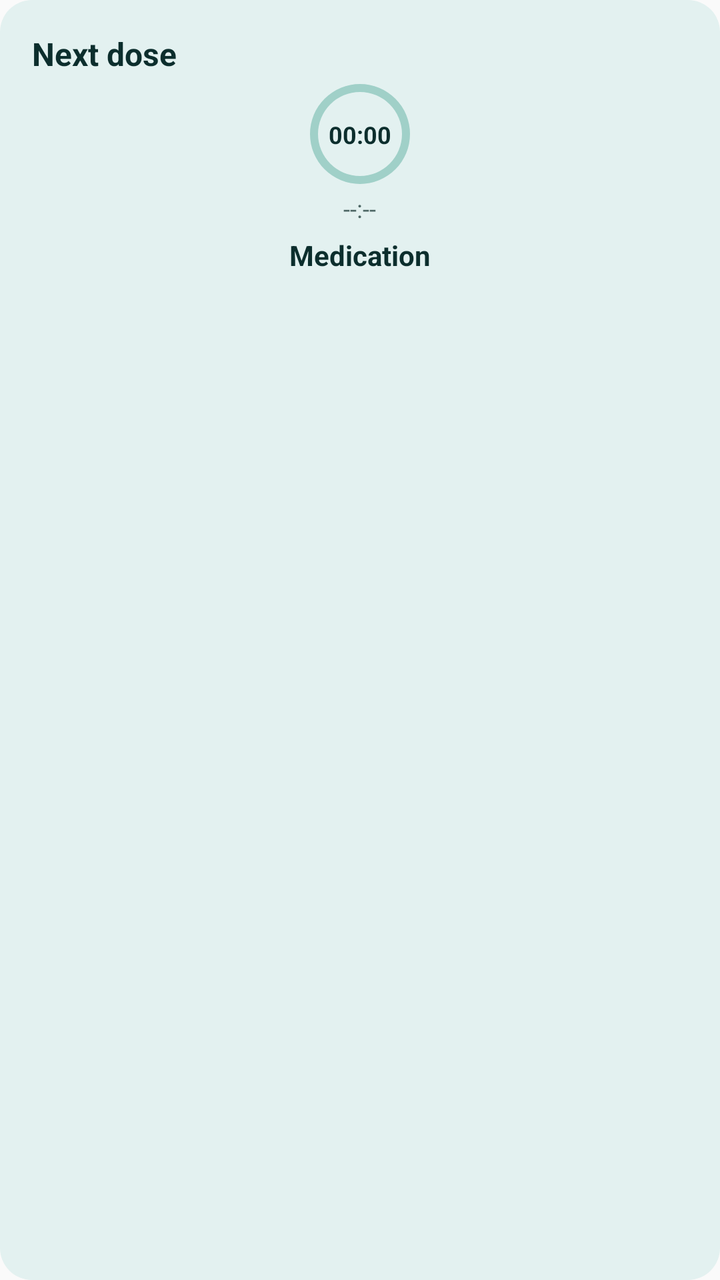
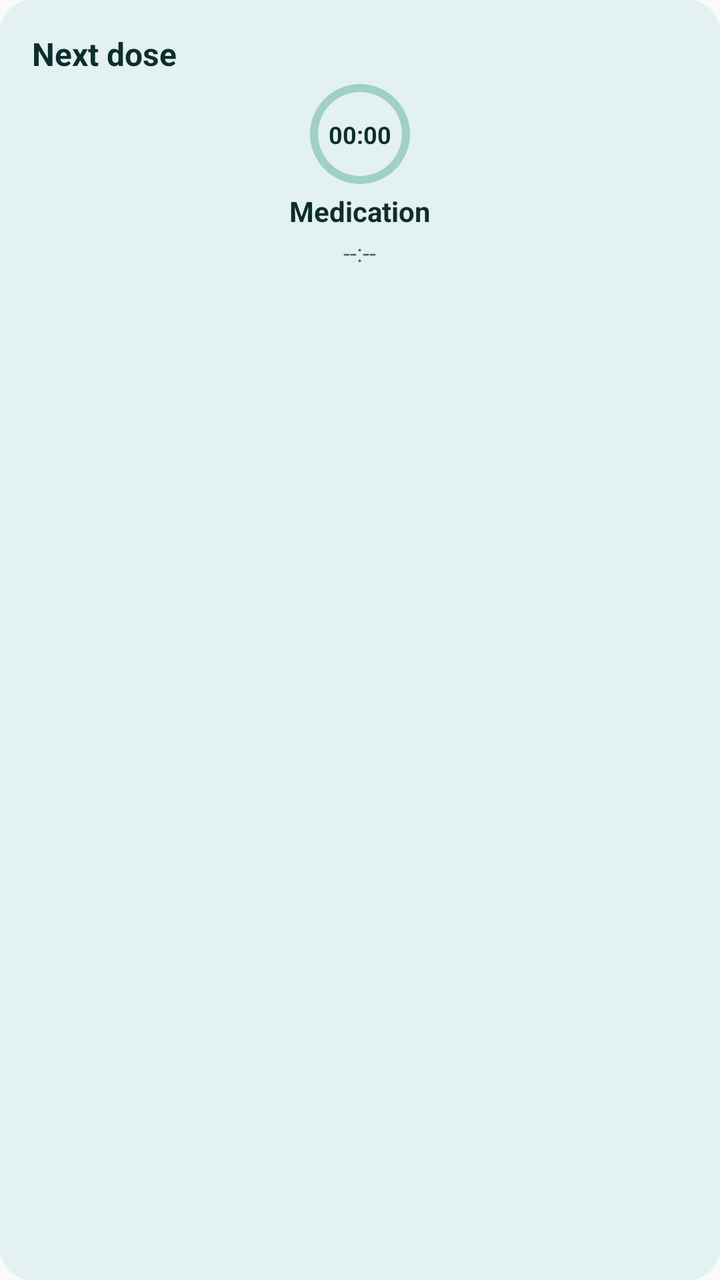

The first picture is an Android layout as it rendered before a commit; the second is the same layout after the commit. The layout source and the unified diff follow.
<!-- AndroidManifest.xml: application theme AppTheme -->
<!-- res/layout/next_dose_widget.xml -->
<?xml version="1.0" encoding="utf-8"?>
<FrameLayout xmlns:android="http://schemas.android.com/apk/res/android"
    android:id="@+id/widget_root"
    android:layout_width="match_parent"
    android:layout_height="match_parent"
    android:padding="16dp"
    android:background="@drawable/widget_background">

    <TextView
        android:id="@+id/widget_title"
        android:layout_width="wrap_content"
        android:layout_height="wrap_content"
        android:layout_gravity="top|start"
         android:text="Next dose"
         android:textSize="16sp"
         android:textColor="@color/widget_text_primary"
         android:textStyle="bold"
        android:maxLines="2"
        android:ellipsize="end"
        android:breakStrategy="simple" />

    
    <ProgressBar
        android:id="@+id/widget_ring"
        style="@style/ShosWidgetRing"
        android:layout_width="50dp"
        android:layout_height="50dp"
        android:layout_gravity="top|center_horizontal"
        android:layout_marginTop="26dp"
        android:rotation="-90"
        android:max="100" />

    
    <Chronometer
        android:id="@+id/widget_countdown"
        android:layout_width="42dp"
        android:layout_height="wrap_content"
        android:layout_gravity="top|center_horizontal"
        android:layout_marginTop="43dp"
        android:gravity="center"
        android:textSize="12sp"
        android:textStyle="bold"
        android:textColor="@color/widget_text_primary"
        android:maxLines="1"
        android:autoSizeTextType="uniform"
        android:autoSizeMaxTextSize="12sp"
        android:autoSizeMinTextSize="9sp"
        android:autoSizeStepGranularity="1sp"
        android:clickable="false"
        android:focusable="false" />

    
    <TextView
        android:id="@+id/widget_ring_label"
        android:layout_width="42dp"
        android:layout_height="wrap_content"
        android:layout_gravity="top|center_horizontal"
        android:layout_marginTop="43dp"
        android:gravity="center"
        android:text=""
        android:textSize="12sp"
        android:textStyle="bold"
        android:maxLines="1"
        android:autoSizeTextType="uniform"
        android:autoSizeMaxTextSize="12sp"
        android:autoSizeMinTextSize="9sp"
        android:autoSizeStepGranularity="1sp" />

    
    <TextView
        android:id="@+id/widget_next_dose"
        android:layout_width="wrap_content"
        android:layout_height="wrap_content"
        android:layout_gravity="top|center_horizontal"
        android:layout_marginTop="80dp"
        android:text="--:--"
        android:textSize="12sp"
        android:textColor="@color/widget_text_muted"
        android:maxLines="1"
        android:ellipsize="end"
        android:breakStrategy="simple" />

    
    <TextView
        android:id="@+id/widget_med_name"
        android:layout_width="match_parent"
        android:layout_height="wrap_content"
        android:layout_gravity="top|center_horizontal"
        android:layout_marginTop="102dp"
        android:gravity="center"
        android:text="Medication"
        android:textSize="14sp"
        android:textStyle="bold"
        android:textColor="@color/widget_text_primary"
        android:maxLines="1"
        android:ellipsize="end"
        android:breakStrategy="simple"
        android:autoSizeTextType="uniform"
        android:autoSizeMaxTextSize="14sp"
        android:autoSizeMinTextSize="11sp"
        android:autoSizeStepGranularity="1sp" />
</FrameLayout>
<!-- resources referenced by this layout -->
<resources>
  <color name="widget_text_muted">#4C6664</color>
  <color name="widget_text_primary">#0C2E2D</color>
  <!-- drawable widget_background (drawable) -->
  <?xml version="1.0" encoding="utf-8"?>
  <shape xmlns:android="http://schemas.android.com/apk/res/android"
      android:shape="rectangle">
      <solid android:color="@color/widget_bg" />
      <corners android:radius="16dp" />
  </shape>
  <style name="ShosWidgetRing" parent="@android:style/Widget.ProgressBar.Horizontal">
          <item name="android:progressDrawable">@drawable/widget_ring</item>
          <item name="android:maxHeight">0dp</item>
          <item name="android:minHeight">0dp</item>
          <item name="android:indeterminateOnly">false</item>
      </style>
  <style name="AppTheme" parent="Theme.AppCompat.Light.DarkActionBar">
          
          <item name="colorPrimary">@color/colorPrimary</item>
          <item name="colorPrimaryDark">@color/colorPrimaryDark</item>
          <item name="colorAccent">@color/colorAccent</item>
          <item name="android:statusBarColor">@android:color/transparent</item>
          <item name="android:navigationBarColor">@android:color/transparent</item>
      </style>
  <color name="widget_bg">#E3F1F0</color>
  <!-- drawable widget_ring (drawable) -->
  <?xml version="1.0" encoding="utf-8"?>
  <layer-list xmlns:android="http://schemas.android.com/apk/res/android">
      <item
          android:id="@android:id/background"
          android:drawable="@drawable/widget_ring_track" />
      <item
          android:id="@android:id/progress"
          android:drawable="@drawable/widget_ring_arc" />
  </layer-list>
  <!-- drawable widget_ring_track (drawable) -->
  <?xml version="1.0" encoding="utf-8"?>
  <shape xmlns:android="http://schemas.android.com/apk/res/android"
      android:shape="ring"
      android:innerRadius="21dp"
      android:thickness="4dp"
      android:useLevel="false">
      <solid android:color="@color/widget_ring_track" />
  </shape>
  <!-- drawable widget_ring_arc (drawable) -->
  <?xml version="1.0" encoding="utf-8"?>
  <shape xmlns:android="http://schemas.android.com/apk/res/android"
      android:shape="ring"
      android:innerRadius="21dp"
      android:thickness="4dp"
      android:useLevel="true">
      <solid android:color="@color/widget_good" />
  </shape>
  <color name="widget_ring_track">#A0D0C8</color>
  <color name="widget_good">#0B6B33</color>
</resources>

<!-- the commit's change to res/layout/next_dose_widget.xml (unified diff, before → after) -->
@@ -68,25 +68,11 @@
 
     
     <TextView
-        android:id="@+id/widget_next_dose"
-        android:layout_width="wrap_content"
-        android:layout_height="wrap_content"
-        android:layout_gravity="top|center_horizontal"
-        android:layout_marginTop="80dp"
-        android:text="--:--"
-        android:textSize="12sp"
-        android:textColor="@color/widget_text_muted"
-        android:maxLines="1"
-        android:ellipsize="end"
-        android:breakStrategy="simple" />
-
-    
-    <TextView
         android:id="@+id/widget_med_name"
         android:layout_width="match_parent"
         android:layout_height="wrap_content"
         android:layout_gravity="top|center_horizontal"
-        android:layout_marginTop="102dp"
+        android:layout_marginTop="80dp"
         android:gravity="center"
         android:text="Medication"
         android:textSize="14sp"
@@ -99,4 +85,18 @@
         android:autoSizeMaxTextSize="14sp"
         android:autoSizeMinTextSize="11sp"
         android:autoSizeStepGranularity="1sp" />
+
+    
+    <TextView
+        android:id="@+id/widget_next_dose"
+        android:layout_width="wrap_content"
+        android:layout_height="wrap_content"
+        android:layout_gravity="top|center_horizontal"
+        android:layout_marginTop="102dp"
+        android:text="--:--"
+        android:textSize="12sp"
+        android:textColor="@color/widget_text_muted"
+        android:maxLines="1"
+        android:ellipsize="end"
+        android:breakStrategy="simple" />
 </FrameLayout>
